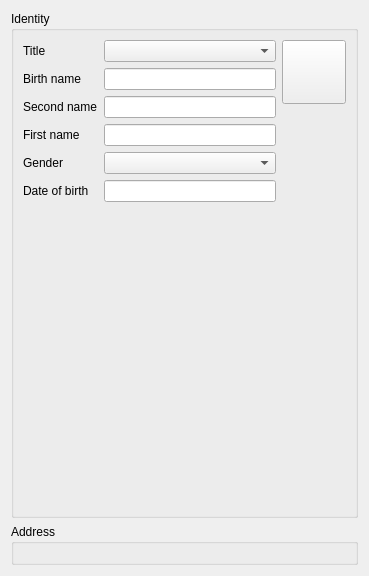
Before: the Qt Designer form plugins/identityplugin/identityeditorwidget.ui in FreeHealth/freehealth, drawn with Qt 5.
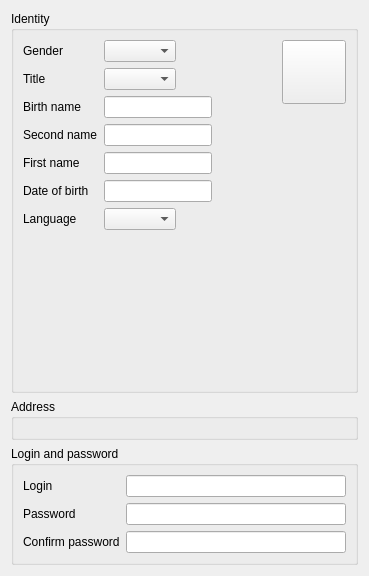
After: the same form once the commit is applied. Custom widgets are drawn as their Qt base class.

Diff of the .ui file:
```diff
--- a/plugins/identityplugin/identityeditorwidget.ui
+++ b/plugins/identityplugin/identityeditorwidget.ui
@@ -14,21 +14,6 @@
    <string>Form</string>
   </property>
   <layout class="QGridLayout" name="gridLayout_3">
-   <item row="1" column="0">
-    <widget class="QGroupBox" name="editAdressGroup">
-     <property name="title">
-      <string>Address</string>
-     </property>
-     <layout class="QFormLayout" name="formLayout">
-      <property name="fieldGrowthPolicy">
-       <enum>QFormLayout::ExpandingFieldsGrow</enum>
-      </property>
-      <item row="0" column="0" colspan="2">
-       <widget class="ZipCodes::ZipCodesWidget" name="zipcodesWidget" native="true"/>
-      </item>
-     </layout>
-    </widget>
-   </item>
    <item row="0" column="0">
     <widget class="QGroupBox" name="editIdentityGroup">
      <property name="title">
@@ -37,8 +22,11 @@
      <layout class="QHBoxLayout" name="horizontalLayout">
       <item>
        <layout class="QFormLayout" name="formLayout_2">
-        <item row="0" column="0">
-         <widget class="QLabel" name="label_7">
+        <property name="fieldGrowthPolicy">
+         <enum>QFormLayout::FieldsStayAtSizeHint</enum>
+        </property>
+        <item row="1" column="0">
+         <widget class="QLabel" name="titleLabel">
           <property name="text">
            <string>Title</string>
           </property>
@@ -47,7 +35,7 @@
           </property>
          </widget>
         </item>
-        <item row="0" column="1">
+        <item row="1" column="1">
          <widget class="QComboBox" name="titleCombo">
           <property name="sizePolicy">
            <sizepolicy hsizetype="Expanding" vsizetype="Fixed">
@@ -57,8 +45,8 @@
           </property>
          </widget>
         </item>
-        <item row="1" column="0">
-         <widget class="QLabel" name="label">
+        <item row="2" column="0">
+         <widget class="QLabel" name="birthNameLabel">
           <property name="text">
            <string>Birth name</string>
           </property>
@@ -67,11 +55,11 @@
           </property>
          </widget>
         </item>
-        <item row="1" column="1">
+        <item row="2" column="1">
          <widget class="QLineEdit" name="birthName"/>
         </item>
-        <item row="2" column="0">
-         <widget class="QLabel" name="label_2">
+        <item row="3" column="0">
+         <widget class="QLabel" name="secondNameLabel">
           <property name="text">
            <string>Second name</string>
           </property>
@@ -80,11 +68,11 @@
           </property>
          </widget>
         </item>
-        <item row="2" column="1">
+        <item row="3" column="1">
          <widget class="QLineEdit" name="secondName"/>
         </item>
-        <item row="3" column="0">
-         <widget class="QLabel" name="label_3">
+        <item row="4" column="0">
+         <widget class="QLabel" name="firstnameLabel">
           <property name="text">
            <string>First name</string>
           </property>
@@ -93,31 +81,11 @@
           </property>
          </widget>
         </item>
-        <item row="3" column="1">
-         <widget class="QLineEdit" name="firstname"/>
-        </item>
-        <item row="4" column="0">
-         <widget class="QLabel" name="label_5">
-          <property name="text">
-           <string>Gender</string>
-          </property>
-          <property name="buddy">
-           <cstring>genderCombo</cstring>
-          </property>
-         </widget>
-        </item>
         <item row="4" column="1">
-         <widget class="QComboBox" name="genderCombo">
-          <property name="sizePolicy">
-           <sizepolicy hsizetype="Expanding" vsizetype="Fixed">
-            <horstretch>0</horstretch>
-            <verstretch>0</verstretch>
-           </sizepolicy>
-          </property>
-         </widget>
+         <widget class="QLineEdit" name="firstname"/>
         </item>
-        <item row="5" column="0">
-         <widget class="QLabel" name="label_4">
+        <item row="7" column="0">
+         <widget class="QLabel" name="dobLabel">
           <property name="text">
            <string>Date of birth</string>
           </property>
@@ -126,9 +94,39 @@
           </property>
          </widget>
         </item>
-        <item row="5" column="1">
+        <item row="7" column="1">
          <widget class="Utils::BirthDayEdit" name="dob"/>
         </item>
+        <item row="0" column="1">
+         <widget class="QComboBox" name="genderCombo">
+          <property name="sizePolicy">
+           <sizepolicy hsizetype="Expanding" vsizetype="Fixed">
+            <horstretch>0</horstretch>
+            <verstretch>0</verstretch>
+           </sizepolicy>
+          </property>
+         </widget>
+        </item>
+        <item row="0" column="0">
+         <widget class="QLabel" name="genderLabel">
+          <property name="text">
+           <string>Gender</string>
+          </property>
+          <property name="buddy">
+           <cstring>genderCombo</cstring>
+          </property>
+         </widget>
+        </item>
+        <item row="8" column="0">
+         <widget class="QLabel" name="languageLabel">
+          <property name="text">
+           <string>Language</string>
+          </property>
+         </widget>
+        </item>
+        <item row="8" column="1">
+         <widget class="Utils::LanguageComboBox" name="language"/>
+        </item>
        </layout>
       </item>
       <item>
@@ -191,6 +189,60 @@
      </layout>
     </widget>
    </item>
+   <item row="1" column="0">
+    <widget class="QGroupBox" name="editAdressGroup">
+     <property name="title">
+      <string>Address</string>
+     </property>
+     <layout class="QFormLayout" name="formLayout">
+      <property name="fieldGrowthPolicy">
+       <enum>QFormLayout::ExpandingFieldsGrow</enum>
+      </property>
+      <item row="0" column="0" colspan="2">
+       <widget class="ZipCodes::ZipCodesWidget" name="zipcodesWidget" native="true"/>
+      </item>
+     </layout>
+    </widget>
+   </item>
+   <item row="2" column="0">
+    <widget class="QGroupBox" name="loginGroup">
+     <property name="title">
+      <string>Login and password</string>
+     </property>
+     <layout class="QFormLayout" name="formLayout_3">
+      <item row="0" column="0">
+       <widget class="QLabel" name="loginLabel">
+        <property name="text">
+         <string>Login</string>
+        </property>
+       </widget>
+      </item>
+      <item row="1" column="0">
+       <widget class="QLabel" name="passwordLabel">
+        <property name="text">
+         <string>Password</string>
+        </property>
+       </widget>
+      </item>
+      <item row="2" column="0">
+       <widget class="QLabel" name="password2Label">
+        <property name="text">
+         <string>Confirm password</string>
+        </property>
+       </widget>
+      </item>
+      <item row="0" column="1">
+       <widget class="Utils::LineEditEchoSwitcher" name="login"/>
+      </item>
+      <item row="1" column="1">
+       <widget class="Utils::LineEditEchoSwitcher" name="password"/>
+      </item>
+      <item row="2" column="1">
+       <widget class="Utils::LineEditEchoSwitcher" name="password2"/>
+      </item>
+     </layout>
+    </widget>
+   </item>
   </layout>
  </widget>
  <customwidgets>
@@ -210,6 +262,16 @@
    <extends>QToolButton</extends>
    <header location="global">identityplugin/themedgenderbutton.h</header>
   </customwidget>
+  <customwidget>
+   <class>Utils::LanguageComboBox</class>
+   <extends>QComboBox</extends>
+   <header location="global">utils/widgets/languagecombobox.h</header>
+  </customwidget>
+  <customwidget>
+   <class>Utils::LineEditEchoSwitcher</class>
+   <extends>QLineEdit</extends>
+   <header location="global">utils/widgets/lineeditechoswitcher.h</header>
+  </customwidget>
  </customwidgets>
  <tabstops>
   <tabstop>titleCombo</tabstop>
```
Left out of the diff: 1 changed line with no effect on the pictures.
